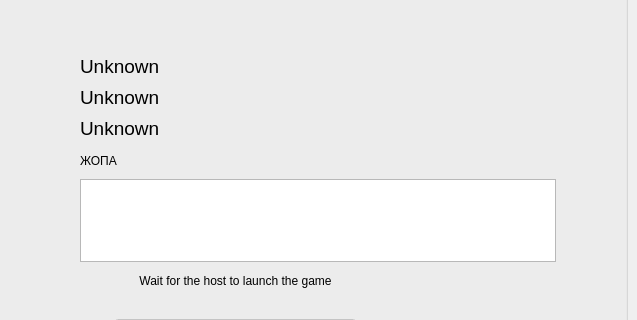
First picture: the form in client/views/protoroomview.ui, repository cavoke-project/cavoke, before the edit; both pictures show x 163 to 800 and y 118 to 438 of the 800 by 600 pixel window.
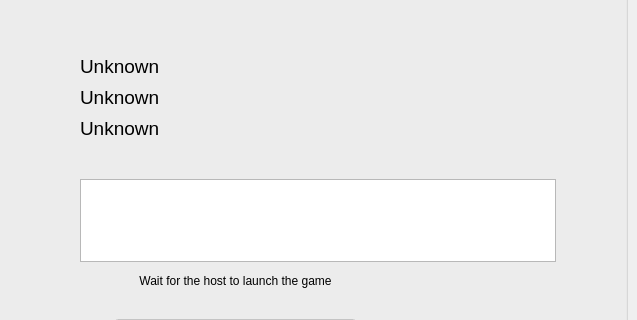
Second picture: the form after the edit.

Commit message: One specific patch...

```diff
--- a/client/views/protoroomview.ui
+++ b/client/views/protoroomview.ui
@@ -60,7 +60,7 @@
        <height>481</height>
       </rect>
      </property>
-     <layout class="QGridLayout" name="gridLayout" rowstretch="2,3,1,1,1,1,2,1,1,4,0" columnstretch="1,3">
+     <layout class="QGridLayout" name="gridLayout" rowstretch="2,3,1,1,1,1,2,1,1,4" columnstretch="1,3">
       <property name="leftMargin">
        <number>10</number>
       </property>
@@ -199,7 +199,7 @@
       <item row="5" column="1">
        <widget class="QLabel" name="joinErrorLabel">
         <property name="text">
-         <string>ЖОПА</string>
+         <string/>
         </property>
        </widget>
       </item>
```
